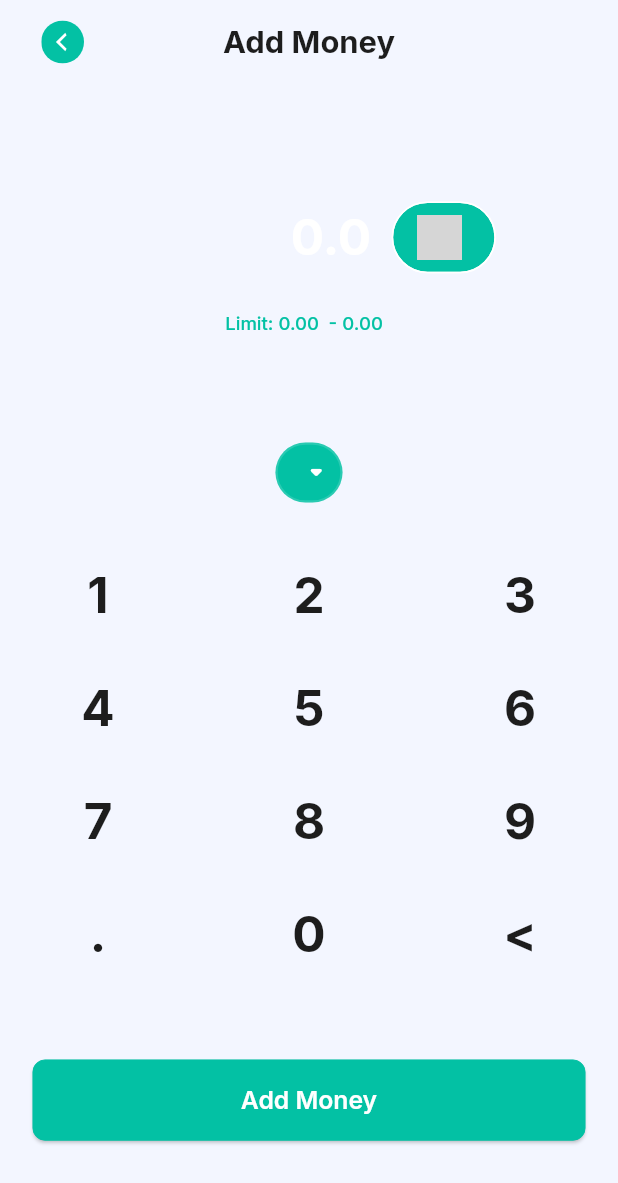
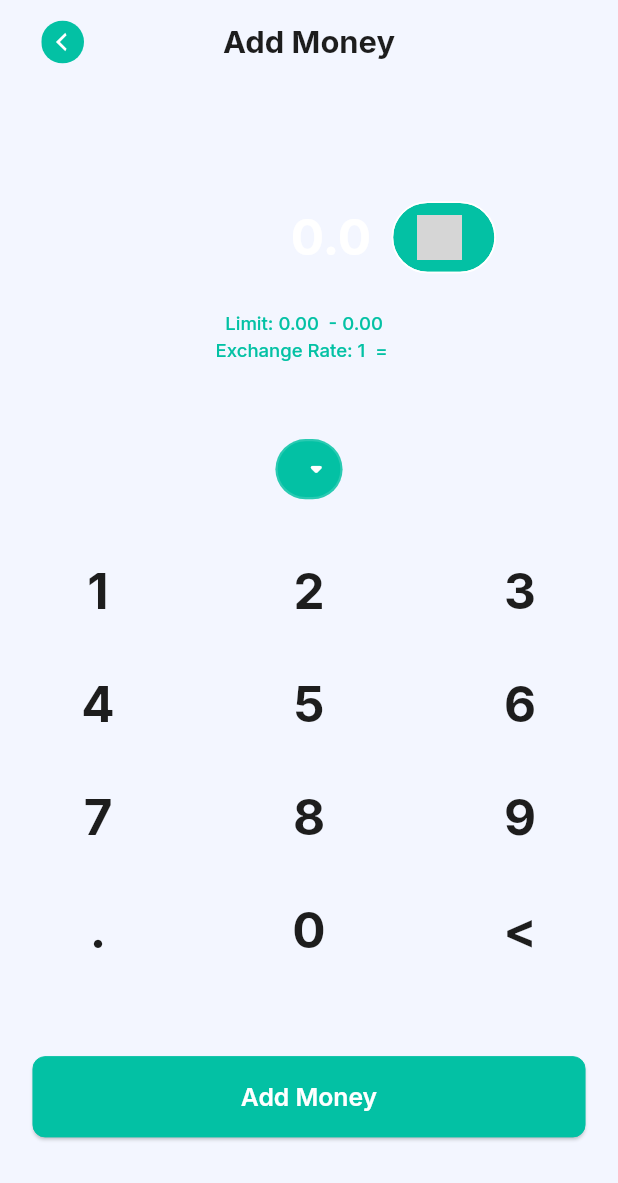
Before and after one commit to appdevsx/flutter-components, a Flutter app: the AddMoneyMobileScreenLayout screen opened directly with empty values, on a phone screen of 412 x 824 dp. Shown: the top 1183 px of the screen. Run offline on Flutter 3.47's test engine with Material 2 defaults, Android fonts, the phone set to English and light mode, and no system bars; our stand-ins replace connectivity_plus, country_code_picker, dotted_border, flip_card, flutter_animate, flutter_html and 13 more; missing offline and left inert: flutter_inappwebview, patterns_canvas, r_dotted_line_border; accounts and stored records are empty; network calls fail; grey boxes are pictures that could not be loaded.

Commit message:
paypal success dialog , internet checker ,add money exchange rate added

```diff
--- a/lib/backend/services/api_endpoint.dart
+++ b/lib/backend/services/api_endpoint.dart
@@ -3,7 +3,7 @@ import 'package:adChange/extensions/custom_extensions.dart';
 class ApiEndpoint {
   static const String mainDomain = "https://sohag.appdevs.net/adchange-web";
   static const String baseUrl = "$mainDomain/api/v1";
-
+//https://script.appdevsx.com/adchange/
   //-> Login
   static String loginURL = '/user/login'.addBaseURl();
 
--- a/lib/backend/services/auth/auth_api_services.dart
+++ b/lib/backend/services/auth/auth_api_services.dart
@@ -22,7 +22,7 @@ class AuthApiServices {
       );
       if (mapResponse != null) {
         SignInModel result = SignInModel.fromJson(mapResponse);
-        CustomSnackBar.success(result.message.success.first.toString());
+        // CustomSnackBar.success(result.message.success.first.toString());
         return result;
       }
     } catch (e) {
--- a/lib/backend/utils/custom_snackbar.dart
+++ b/lib/backend/utils/custom_snackbar.dart
@@ -21,7 +21,7 @@ class CustomSnackBar {
       borderRadius: 5.0,
       mainButton: TextButton(
         onPressed: () {
-          // Get.back();
+          Get.back();
           // Get.close(0);
         },
         child: const Text(
@@ -51,8 +51,8 @@ class CustomSnackBar {
         borderRadius: 5.0,
         mainButton: TextButton(
           onPressed: () {
-            // Get.back();
-            Get.close(1);
+            Get.back();
+            // Get.close(1);
           },
           child: const Text(
             "Dismiss",
--- a/lib/backend/utils/network_check/internet_connection_controller.dart
+++ b/lib/backend/utils/network_check/internet_connection_controller.dart
@@ -41,7 +41,8 @@ class NetworkController extends GetxController {
         ),
         margin: EdgeInsets.zero,
         snackStyle: SnackStyle.GROUNDED,
-          snackPosition: SnackPosition.BOTTOM);
+        snackPosition: SnackPosition.BOTTOM,
+      );
     } else {
       if (Get.isSnackbarOpen) {
         Get.closeCurrentSnackbar();
--- a/lib/controller/add_money/add_money_controller.dart
+++ b/lib/controller/add_money/add_money_controller.dart
@@ -68,6 +68,7 @@ class AddMoneyController extends GetxController {
   RxString selectedCurrencyType = "".obs;
   RxString selectedGatewaySlug = "".obs;
   RxString currencyCode = "".obs;
+  RxString exchangeRate = "".obs;
   RxString currencyWalletCode = "".obs;
   RxString gatewayTrx = "".obs;
   RxInt selectedCurrencyId = 0.obs;
@@ -233,6 +234,10 @@ class AddMoneyController extends GetxController {
               .toStringAsFixed(2);
       walletCurrency.value = _addMoneyInfoModel.data.userWallet.currency;
       walletCurrencySubTitle.value = _addMoneyInfoModel.data.userWallet.name;
+
+      /// get exchange rate added
+      dynamic rateValue = 1.0;
+      exchangeRate.value = (rateValue / currency.rate).toStringAsFixed(2);
     }
     if (_addMoneyInfoModel.data.userWallet.flag != '') {
       baseCurrencyFlag.value =
--- a/lib/controller/currency/currency_controller.dart
+++ b/lib/controller/currency/currency_controller.dart
@@ -46,7 +46,7 @@ class CurrencyController extends GetxController {
 
       if (_currencyModel.data.wallet.flag != "") {
         flagImagePath.value =
-            "${_currencyModel.data.baseUrl}/${_currencyModel.data.imagePath}/ ${_currencyModel.data.wallet.flag}";
+            "${_currencyModel.data.baseUrl}/${_currencyModel.data.imagePath}/${_currencyModel.data.wallet.flag}";
       } else {
         flagImagePath.value =
             "${_currencyModel.data.baseUrl}/${_currencyModel.data.defaultImage}";
--- a/lib/language/english.dart
+++ b/lib/language/english.dart
@@ -90,6 +90,7 @@ class Strings {
   static const String yourDetails = 'Your Details';
   static const String clientName = 'Client Name';
   static const String addNew = 'Add New';
+  static const String and = '& ';
   static const String itemName = 'Item Name';
   static const String voucher = 'Voucher';
   static const String redeem = 'Redeem';
@@ -257,8 +258,10 @@ class Strings {
       'Prove your identity by submitting your valid government certificate.';
   static const String makeAnOffer = 'Make an Offer';
   static const String okay = 'Okay';
-  static const String iAgreedWith =
-      'I have agreed with Terms Of Use & Privacy Policy';
+  static const String iAgreedWith = 'I have agreed with';
+
+  static const String terms = ' Terms Of Use ';
+  static const String privacyPolicy = 'Privacy Policy';
 
   static const String selectPaymentGateway = 'Select Payment Gateway';
   static const String approval = 'Approval';
--- a/lib/views/add_money/add_money_mobile_screen_layout.dart
+++ b/lib/views/add_money/add_money_mobile_screen_layout.dart
@@ -185,18 +185,28 @@ class AddMoneyMobileScreenLayout extends StatelessWidget {
           color: Theme.of(context).primaryColor,
           fontWeight: FontWeight.w500,
         ),
+        verticalSpace(Dimensions.heightSize * 0.2),
+        TitleHeading5Widget(
+          text:
+              "${Strings.exchangeRate}: ${"1"} ${controller.baseCurrency.value} = ${controller.exchangeRate.value} ${controller.currencyCode.value} ",
+          color: Theme.of(context).primaryColor,
+          fontWeight: FontWeight.w500,
+        ),
         Container(
-          margin: EdgeInsets.only(top: Dimensions.marginSizeVertical * 2.5),
+          margin: EdgeInsets.only(top: Dimensions.marginSizeVertical * 1.8),
           height: Dimensions.inputBoxHeight * 0.6,
           child: CustomDropDown<Currency>(
             items: controller.allCurrencyList,
             hint: controller.selectWallet.value,
             onChanged: (value) {
+              dynamic rateValue = 1.0;
               controller.selectWallet.value = value!.title;
               controller.selectAlias.value = value.alias;
               controller.selectedCurrencyType.value = value.type;
               controller.selectRate.value = value.rate;
               controller.limitMin.value = value.minLimit / value.rate;
+              controller.exchangeRate.value =
+                  (rateValue / value.rate).toStringAsFixed(2);
               controller.limitMax.value = value.maxLimit / value.rate;
               controller.currencyCode.value = value.currencyCode;
               debugPrint(
--- a/lib/views/add_money/paypal_web_payment_screen.dart
+++ b/lib/views/add_money/paypal_web_payment_screen.dart
@@ -87,8 +87,8 @@ class PaypalWebPaymentScreen extends StatelessWidget {
               Get.to(
                 () => const CongratulationScreen(
                   title: Strings.congratulation,
-                  subTitle: "",
-                  route: "",
+                  subTitle: Strings.yourMoneyHasBeen,
+                  route: Routes.navigationScreen,
                 ),
               );
             }
--- a/lib/views/auth/sign_up/sign_up_screen.dart
+++ b/lib/views/auth/sign_up/sign_up_screen.dart
@@ -3,12 +3,12 @@ import 'package:flutter/gestures.dart';
 import '../../../backend/utils/custom_loading_api.dart';
 import '../../../backend/utils/custom_snackbar.dart';
 import '../../../controller/auth/sign_up/sign_up_controller.dart';
+import '../../../controller/navigation/navigation_controller.dart';
 import '../../../custom_assets/assets.gen.dart';
 import '../../../utils/basic_screen_imports.dart';
 import '../../../utils/responsive_layout.dart';
 import '../../../widgets/common/app_basic_logo.dart';
 import '../../../widgets/common/inputs/primary_input_widget.dart';
-import '../../../widgets/common/text_labels/title_heading5_widget.dart';
 part '../sign_up/sign_up_mobile_screen_layout.dart';
 
 class SignUpScreen extends StatelessWidget {
--- a/lib/widgets/my_wallet/my_wallet_currency_widget.dart
+++ b/lib/widgets/my_wallet/my_wallet_currency_widget.dart
@@ -154,11 +154,6 @@ class MyWalletCurrencyWidget extends StatelessWidget {
               spreadRadius: 0,
             )
           ],
-          image: DecorationImage(
-            image: NetworkImage(
-              controller.controller.baseCurrencyFlag.value,
-            ),
-          ),
         ),
         child: CircleAvatar(
           backgroundColor: Theme.of(context).scaffoldBackgroundColor,
--- a/pubspec.yaml
+++ b/pubspec.yaml
@@ -1,5 +1,5 @@
 name: adChange
-description: App UI Template
+description: adChange
 # The following line prevents the package from being accidentally published to
 # pub.dev using `flutter pub publish`. This is preferred for private packages.
 publish_to: 'none' # Remove this line if you wish to publish to pub.dev
```
Also changed, not shown: lib/backend/model/basic_settings/basic_settings_info_model.dart (+28 -0 lines), lib/views/auth/sign_in/sign_in_mobile_screen_layout.dart (+12 -3 lines), lib/views/auth/sign_up/sign_up_mobile_screen_layout.dart (+52 -3 lines), lib/views/marketplace/marketplace_mobile_screen_layout.dart (+8 -6 lines), lib/views/my_section/my_trade_history_mobile_screen_layout.dart (+7 -2 lines), pubspec.lock. Lines whose indentation alone changed are shown as unchanged.
